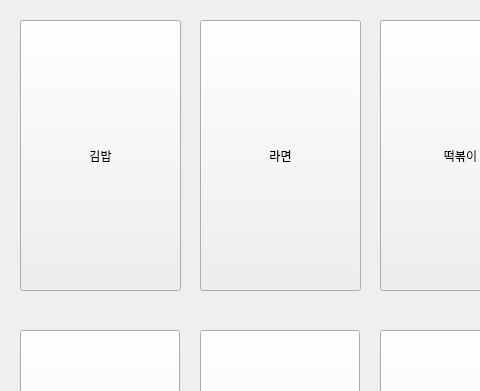
Before: the Qt Designer form Kiosk_draft.ui in HaesungAhn0205/Kiosk_PyQt5, drawn with Qt 5; both pictures show x 0 to 480 and y 0 to 391 of the 742 by 954 pixel window.
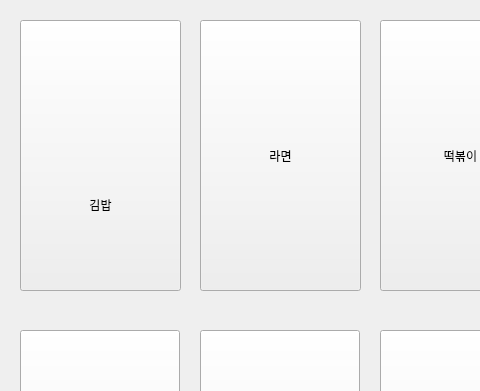
After: the same form once the commit is applied.

Commit message: ui 메뉴 이름 위치 하단으로 옮김(엔터키 7번)

```diff
--- a/Kiosk_draft.ui
+++ b/Kiosk_draft.ui
@@ -49,7 +49,14 @@
     </rect>
    </property>
    <property name="text">
-    <string>김밥</string>
+    <string>
+
+
+
+
+
+
+김밥</string>
    </property>
   </widget>
   <widget class="QPushButton" name="Button_menu2">
```
